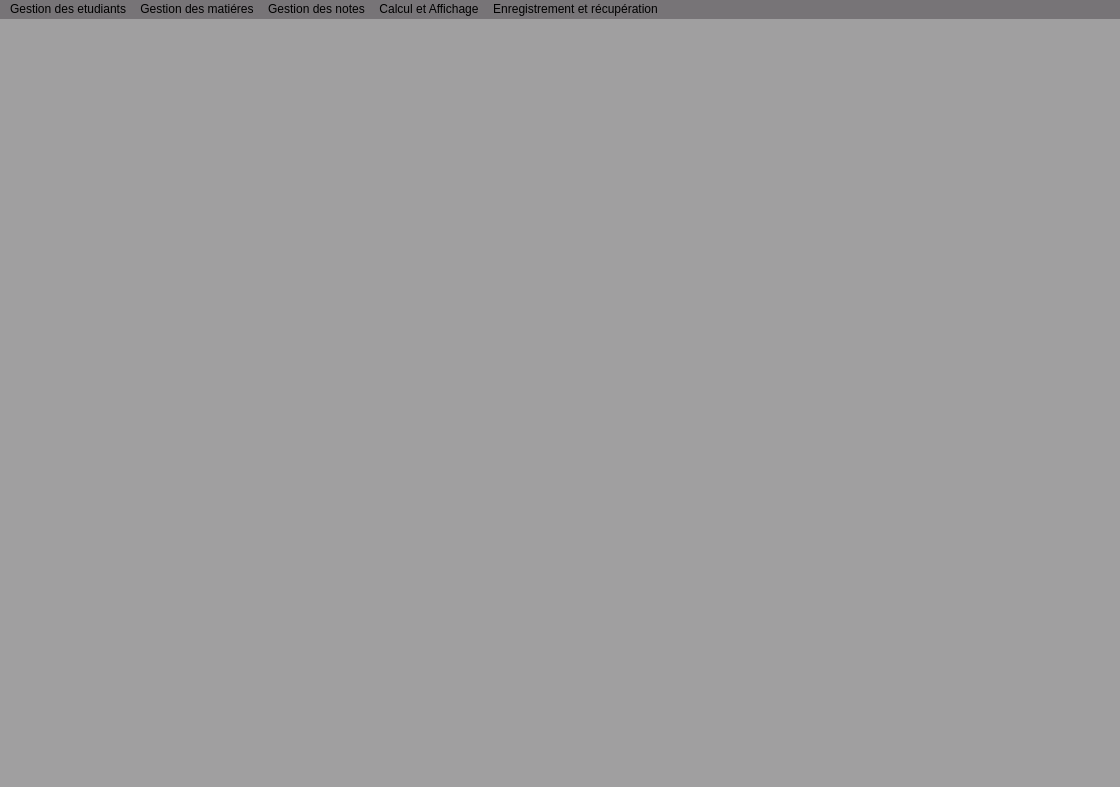
Qt form UI/MainWindow.ui (ahmedhamila/Grade-Management) before a commit.
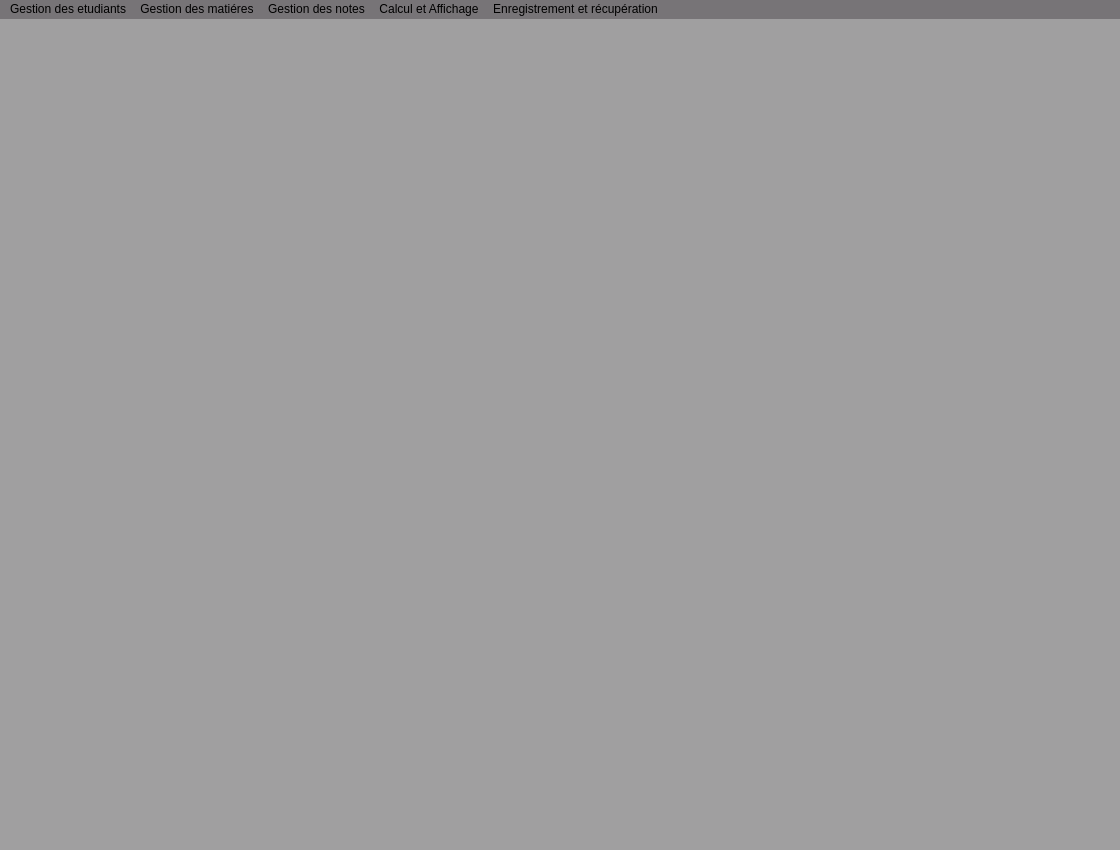
The same form after that commit.

Commit message: commit with stacked version

```diff
--- a/UI/MainWindow.ui
+++ b/UI/MainWindow.ui
@@ -7,7 +7,7 @@
     <x>0</x>
     <y>0</y>
     <width>1120</width>
-    <height>787</height>
+    <height>850</height>
    </rect>
   </property>
   <property name="font">
@@ -25,7 +25,23 @@
   <property name="styleSheet">
    <string notr="true">font: 75 12pt &quot;Arial&quot;;background-color:#A09FA0;</string>
   </property>
-  <widget class="QWidget" name="centralwidget"/>
+  <widget class="QWidget" name="centralwidget">
+   <widget class="QStackedWidget" name="stackedWidget">
+    <property name="geometry">
+     <rect>
+      <x>0</x>
+      <y>0</y>
+      <width>1121</width>
+      <height>821</height>
+     </rect>
+    </property>
+    <property name="currentIndex">
+     <number>1</number>
+    </property>
+    <widget class="QWidget" name="page"/>
+    <widget class="QWidget" name="page_2"/>
+   </widget>
+  </widget>
   <widget class="QMenuBar" name="menubar">
    <property name="geometry">
     <rect>
```
Left out of the diff: 86 changed lines with no effect on the pictures. The commit also changes 9 other files.
